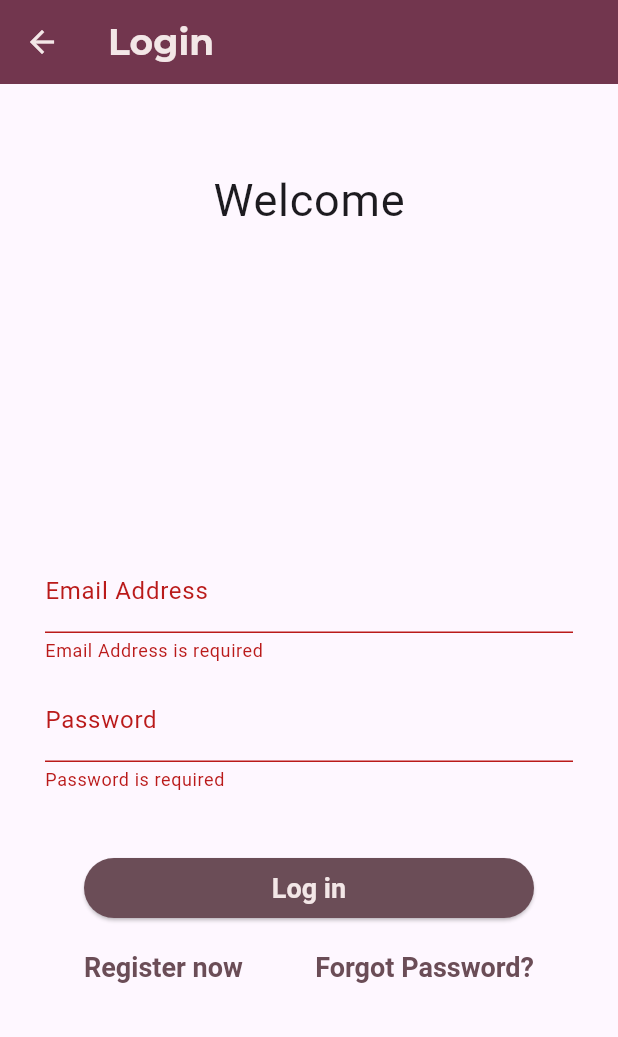
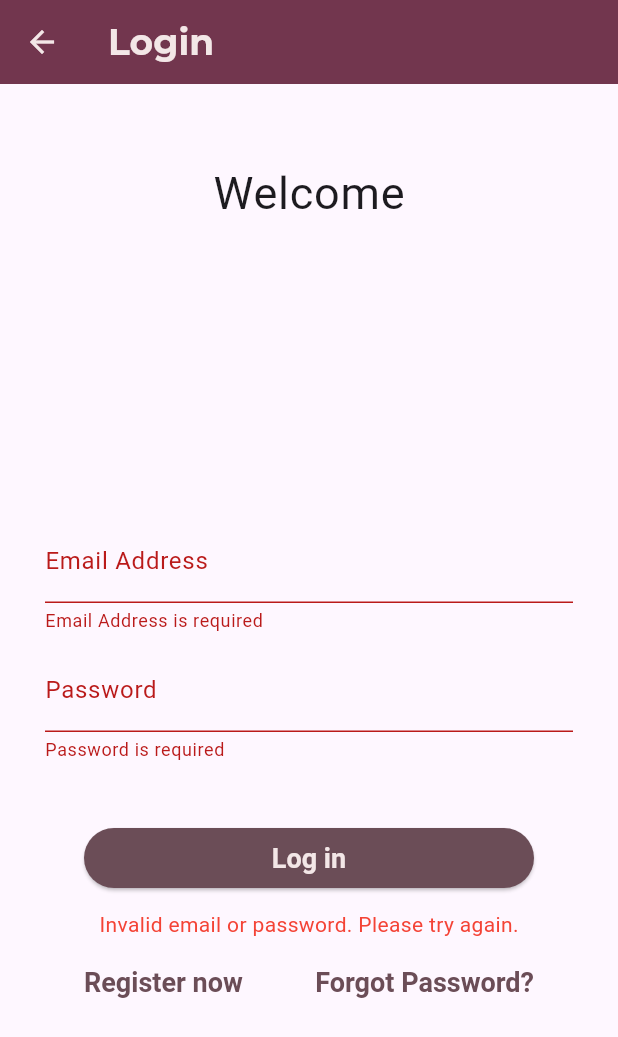
Before and after one commit to LukeFarrugiaSTC/LCTMS, a Flutter app: the LoginPage screen opened by its route, after a tap on "Log in", on a phone screen of 412 x 824 dp. Shown: the top 1037 px of the screen. Run offline on Flutter 3.47's test engine with Material 3 defaults, Android fonts, the light colour scheme and no system bars; our stand-ins replace font_awesome_flutter, google_fonts.

Commit message:
Tweaked Login, Register, LCTMS, created Landing page
Tweaked Login:
-Added error when credentials do not match

-Added link to Landing page after successful login

Register:
- added another view after registration is complete

LCTMS:
-added new route to Landing Page

Landing Page:

- created Landing page and added app bar to test navigation.

```diff
--- a/frontend/lib/pages/login_page.dart
+++ b/frontend/lib/pages/login_page.dart
@@ -12,13 +12,19 @@ class _LoginPageState extends State<LoginPage> {
   final _formKey = GlobalKey<FormState>();
   final TextEditingController _emailController = TextEditingController();
   final TextEditingController _passwordController = TextEditingController();
+  final String _username = 'lukefarrugia@stcmalta.edu.mt';
+  final String _password = 'a';
+  bool _isValid = false;
+  String? _invaldCredentials;
 
-  void _login() {
+  bool _login() {
     if (_formKey.currentState!.validate()) {
       _formKey.currentState!.save();
       print(_emailController);
       print(_passwordController);
+      return true;
     }
+    return false;
   }
 
   @override
@@ -72,9 +78,36 @@ class _LoginPageState extends State<LoginPage> {
                     child: Column(
                       children: [
                         ElevatedButton(
-                          onPressed: _login,
+                          onPressed: () {
+                            setState(() {
+                              _isValid = _login();
+
+                              if (_isValid &&
+                                  _emailController.text == _username &&
+                                  _passwordController.text == _password) {
+                                _invaldCredentials =
+                                    null; //clears error message
+                                Navigator.pushNamedAndRemoveUntil(
+                                  context,
+                                  '/landing',
+                                  (Route<dynamic> route) => false,
+                                );
+                              } else {
+                                _invaldCredentials =
+                                    'Invalid email or password. Please try again.';
+                              }
+                            });
+                          },
                           child: const Text('Log in'),
                         ),
+                        if (_invaldCredentials != null)
+                          Padding(
+                            padding: const EdgeInsets.only(top: 10),
+                            child: Text(
+                              _invaldCredentials!,
+                              style: TextStyle(color: Colors.red, fontSize: 14),
+                            ),
+                          ),
                         SizedBox(height: 5),
                         Row(
                           children: [
--- a/frontend/lib/widgets/lctms.dart
+++ b/frontend/lib/widgets/lctms.dart
@@ -1,6 +1,7 @@
 import 'package:flutter/material.dart';
 import 'package:frontend/pages/forgot_password.dart';
 import 'package:frontend/pages/home_page.dart';
+import 'package:frontend/pages/landing.dart';
 import 'package:frontend/pages/login_page.dart';
 import 'package:frontend/pages/register_page.dart';
 import 'package:google_fonts/google_fonts.dart';
@@ -73,6 +74,7 @@ class LCTMS extends StatelessWidget {
         '/login': (context) => const LoginPage(),
         '/register': (context) => const RegisterPage(),
         '/forgot-password': (context) => const ForgotPassword(),
+        '/landing': (context) => const LandingPage(),
       },
     );
   }
```
Also changed, not shown: frontend/lib/pages/landing.dart (added, +25 -0 lines), frontend/lib/pages/register_page.dart (+66 -8 lines).
